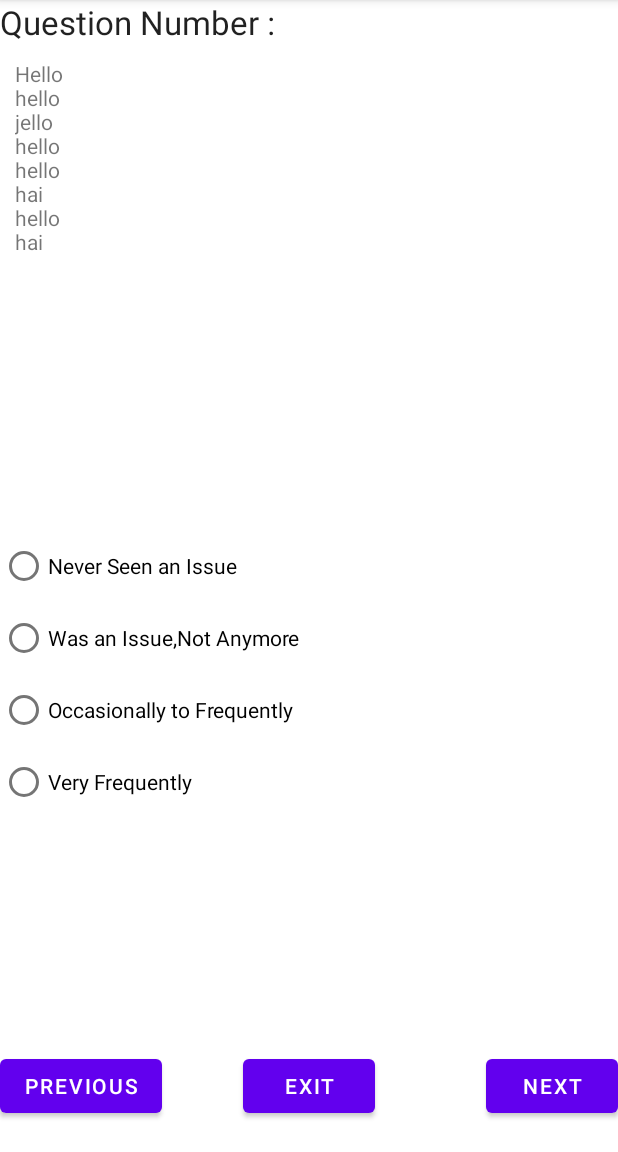
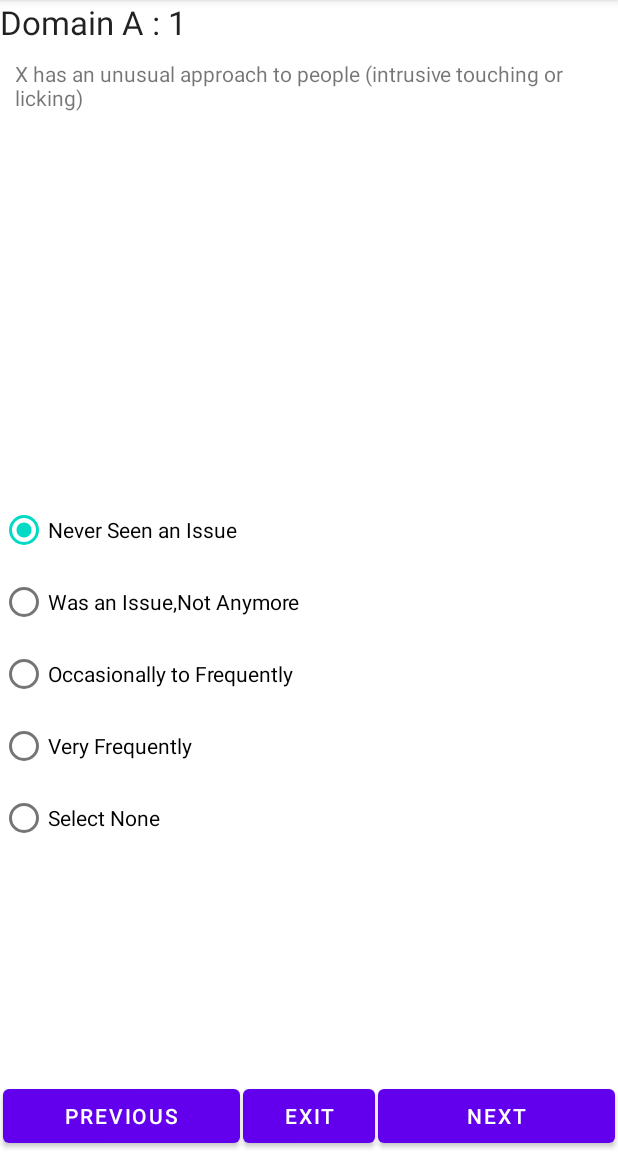
Before and after one commit to shaheennamboori/ADIS, an Android app: the QuizActivity screen opened directly, with no data from a screen before it, on a phone screen of 412 x 824 dp, the part 84-1236 px from its top. Run offline under Robolectric (Android 15) with nearby library versions, the light colour scheme and no system bars.

Commit message:
all data available in questionlist1

```diff
--- a/app/src/main/java/com/vidya/adis/QuizActivity.java
+++ b/app/src/main/java/com/vidya/adis/QuizActivity.java
@@ -1,13 +1,19 @@
 package com.vidya.adis;
 
+import androidx.appcompat.app.AlertDialog;
 import androidx.appcompat.app.AppCompatActivity;
 
+import android.content.DialogInterface;
 import android.os.Bundle;
 import android.util.Log;
+import android.view.View;
 import android.widget.Button;
 import android.widget.RadioButton;
 import android.widget.RadioGroup;
 import android.widget.TextView;
+import android.widget.Toast;
+
+import com.google.android.material.dialog.MaterialAlertDialogBuilder;
 
 import java.util.List;
 
@@ -20,11 +26,19 @@ public class QuizActivity extends AppCompatActivity {
     private RadioButton rb2;
     private RadioButton rb3;
     private RadioButton rb4;
+    private RadioButton rb5;
     private Button buttonNext;
     private Button buttonPrevious;
     private Button buttonExit;
 
     private List<Question> questionList;
+    private int noOfQuestions;
+    private int questionCounter;
+    private Question currentQuestion;
+
+
+
+    double score_A1,score_A2,score_A3,score_B1,score_B2,score_B3,score_B4;
 
     @Override
     protected void onCreate(Bundle savedInstanceState) {
@@ -38,13 +52,126 @@ public class QuizActivity extends AppCompatActivity {
         rb2 = findViewById(R.id.option2);
         rb3 = findViewById(R.id.option3);
         rb4 = findViewById(R.id.option4);
+        rb5 = findViewById(R.id.option5);
+
         buttonNext = findViewById(R.id.buttonNext);
         buttonPrevious = findViewById(R.id.buttonPrevious);
         buttonExit = findViewById(R.id.buttonExit);
 
         QuizDbHelper dbHelper = new QuizDbHelper(this);
-        questionList = dbHelper.getAllQuestions();
 
         //All data available in questionList
+        questionList = dbHelper.getAllQuestions();
+        noOfQuestions = questionList.size();
+        showNextQuestion();
+
+
+
+        buttonNext.setOnClickListener(new View.OnClickListener() {
+            @Override
+            public void onClick(View view) {
+                if (rb1.isChecked()){
+                    questionList.get(questionCounter).setScoreObtained(0);
+                }else if(rb2.isChecked()){
+                    questionList.get(questionCounter).setScoreObtained(1);
+                }else if(rb3.isChecked()){
+                    questionList.get(questionCounter).setScoreObtained(2);
+                }else if (rb4.isChecked()){
+                    questionList.get(questionCounter).setScoreObtained(3);
+                }else {
+                    questionList.get(questionCounter).setScoreObtained(-1);
+                }
+                Log.e("TAG_SCORE_OBTAINED", "onClick: " +questionList.get(questionCounter).getScoreObtained());
+                questionCounter++;
+                showNextQuestion();
+            }
+        });
+        buttonExit.setOnClickListener(new View.OnClickListener() {
+            @Override
+            public void onClick(View view) {
+                new MaterialAlertDialogBuilder(QuizActivity.this)
+                        .setTitle("Confirm")
+                        .setMessage("Do you want to exit and reset the quiz?")
+        .setNegativeButton("YES", new DialogInterface.OnClickListener() {
+            @Override
+            public void onClick(DialogInterface dialogInterface, int i) {
+                finish();
+            }
+        })
+        .setPositiveButton("NO", null)
+        .show();
+            }
+        });
+
+
+
+        buttonPrevious.setOnClickListener(new View.OnClickListener() {
+            @Override
+            public void onClick(View view) {
+                if(questionCounter>0) {
+                    rbGroup.clearCheck();
+                    questionCounter--;
+                    currentQuestion = questionList.get(questionCounter);
+                    if (currentQuestion.getScoreObtained() == 0)rb1.setChecked(true);
+                    else if (currentQuestion.getScoreObtained() == 1)rb2.setChecked(true);
+                    else if (currentQuestion.getScoreObtained()==2)rb3.setChecked(true);
+                    else  if (currentQuestion.getScoreObtained()==3)rb4.setChecked(true);
+                    else rb5.setChecked(true);
+                    textViewQuestion.setText(currentQuestion.getQuestion());
+                    textViewQNumber.setText("Domain "+ currentQuestion.getDomain()+ " : " +(questionCounter+1));
+
+                }
+            }
+        });
     }
+
+    private void showNextQuestion() {
+        if (questionCounter<noOfQuestions){
+            currentQuestion = questionList.get(questionCounter);
+            if (currentQuestion.getScoreObtained() == 3){rb4.setChecked(true);}
+            else if(currentQuestion.getScoreObtained()==0){rb1.setChecked(true);}
+            else if(currentQuestion.getScoreObtained()==1){rb2.setChecked(true);}
+            else if(currentQuestion.getScoreObtained()==2){rb3.setChecked(true);}
+            else rb5.setChecked(true);
+            textViewQuestion.setText(currentQuestion.getQuestion());
+            textViewQNumber.setText("Domain "+ currentQuestion.getDomain()+ " : " +(questionCounter+1));
+        }else {
+            endQuiz();
+        }
+    }
+
+    private void endQuiz() {
+
+        score_A1 = calculateScores(0,25);
+        score_A2 = calculateScores(25,38);
+        score_A3 = calculateScores(38,63);
+        score_B1 = calculateScores(63,77);
+        score_B2 = calculateScores(77,88);
+        score_B3 = calculateScores(88,97);
+        score_B4 = calculateScores(97,105);
+
+        Log.d("FINAL RESULT", "endQuiz: "+score_A1+" "+score_A2+" "+score_A3+" "+score_B1+" "+score_B2+" "+score_B3+" "+score_B4);
+
+        Toast.makeText(QuizActivity.this,"Reported generated successfully !",Toast.LENGTH_LONG).show();
+
+        finish();
+
+
+        }
+
+    private double calculateScores(int i, int i2) {
+        int attempted = 0;
+        int sum=0;
+        for(int j = i ; j<i2 ; j++){
+
+            if (questionList.get(j).getScoreObtained()!=-1){
+                attempted++;
+                sum+=questionList.get(j).getScoreObtained();
+
+            }
+
+        }
+        return ((sum+0.0)/attempted);
+    }
+
 }
--- a/app/src/main/res/layout/activity_quiz.xml
+++ b/app/src/main/res/layout/activity_quiz.xml
@@ -15,20 +15,19 @@
         android:textAppearance="@style/TextAppearance.AppCompat.Large"
         android:layout_width="wrap_content"
         android:layout_height="wrap_content"
-        android:text="Question Number :"/>
+        android:text="@string/question_number"/>
 
     <ScrollView
         android:layout_width="match_parent"
         android:layout_height="150dp"
         android:id="@+id/scrollview"
         android:layout_below="@+id/textViewQNumber"
-        android:layout_marginTop="0dp">
+        >
 
         <TextView
             android:id="@+id/textViewQuestion"
             android:layout_width="match_parent"
             android:layout_height="wrap_content"
-            android:layout_below="@+id/qnumber"
             android:layout_margin="10dp"
             android:text="Hello\nhello\njello\nhello\nhello\nhai\nhello\nhai" />
 
@@ -37,7 +36,6 @@
     <RadioGroup
         android:id="@+id/rbGroup"
         android:layout_below="@+id/scrollview"
-        android:layout_marginTop="20dp"
         android:gravity="center"
         android:layout_width="match_parent"
         android:layout_height="wrap_content"
@@ -47,49 +45,59 @@
             android:id="@+id/option1"
             android:layout_width="match_parent"
             android:layout_height="wrap_content"
-            android:text="Never Seen an Issue"/>
+            android:text="@string/option1"/>
         <RadioButton
             android:id="@+id/option2"
             android:layout_width="match_parent"
             android:layout_height="wrap_content"
-            android:text="Was an Issue,Not Anymore"/>
+            android:text="@string/option2"/>
         <RadioButton
             android:id="@+id/option3"
             android:layout_width="match_parent"
             android:layout_height="wrap_content"
-            android:text="Occasionally to Frequently"/>
+            android:text="@string/option3"/>
         <RadioButton
             android:id="@+id/option4"
             android:layout_width="match_parent"
             android:layout_height="wrap_content"
-            android:text="Very Frequently"/>
+            android:text="@string/option4"/>
+        <RadioButton
+            android:id="@+id/option5"
+            android:layout_width="match_parent"
+            android:layout_height="wrap_content"
+            android:text="@string/option5"/>
 
     </RadioGroup>
 
     <RelativeLayout
-        android:layout_marginBottom="20dp"
         android:id="@+id/bottomnav"
         android:layout_width="match_parent"
         android:layout_height="wrap_content"
         android:layout_alignParentBottom="true">
         <Button
+            android:layout_marginStart="2dp"
             android:id="@+id/buttonPrevious"
-            android:layout_alignParentLeft="true"
+            android:layout_toStartOf="@+id/buttonExit"
+            android:layout_alignParentStart="true"
             android:layout_width="wrap_content"
             android:layout_height="wrap_content"
-            android:text="PREVIOUS"/>
+            android:text="@string/previous"
+            android:layout_marginEnd="2dp"/>
         <Button
             android:id="@+id/buttonExit"
             android:layout_width="wrap_content"
             android:layout_centerHorizontal="true"
             android:layout_height="wrap_content"
-            android:text="EXIT"/>
+            android:text="@string/exit"/>
         <Button
-            android:layout_alignParentRight="true"
+            android:layout_marginStart="2dp"
+            android:layout_marginEnd="2dp"
+            android:layout_alignParentEnd="true"
+            android:layout_toEndOf="@+id/buttonExit"
             android:id="@+id/buttonNext"
             android:layout_width="wrap_content"
             android:layout_height="wrap_content"
-            android:text="NEXT"/>
+            android:text="@string/next"/>
     </RelativeLayout>
 
 
--- a/app/src/main/res/values/strings.xml
+++ b/app/src/main/res/values/strings.xml
@@ -1,3 +1,12 @@
 <resources>
     <string name="app_name">ADIS</string>
+    <string name="question_number">Question Number :</string>
+    <string name="option1">Never Seen an Issue</string>
+    <string name="option2">Was an Issue,Not Anymore</string>
+    <string name="option3">Occasionally to Frequently</string>
+    <string name="option4">Very Frequently</string>
+    <string name="option5">Select None</string>
+    <string name="previous">PREVIOUS</string>
+    <string name="exit">EXIT</string>
+    <string name="next">NEXT</string>
 </resources>
```
